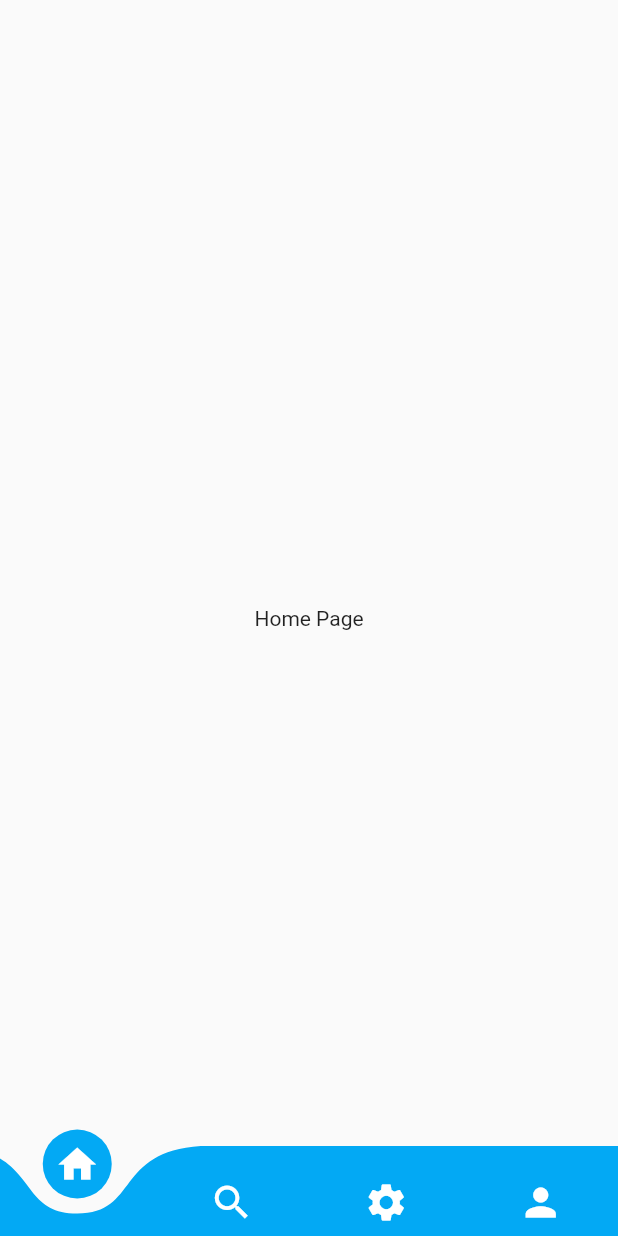
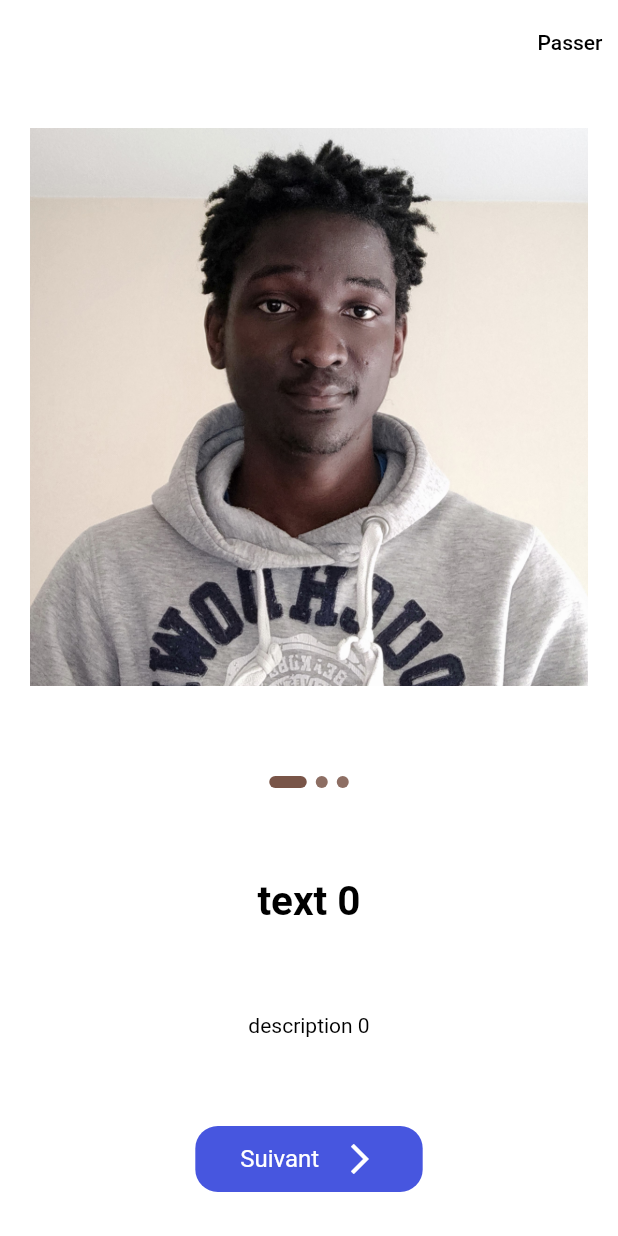
Before and after one commit to essengogroup/touri-touri, a Flutter app: the screen it shows after launch, on a phone screen of 412 x 824 dp. Run offline on Flutter 3.47's test engine with Material 2 defaults, Android fonts, the phone set to English and light mode, and no system bars; drawn by our look-alikes of curved_navigation_bar; our stand-ins replace animated_splash_screen, shared_preferences.

Commit message:
ajout du onboard avec gestion des préferences

```diff
--- a/lib/main.dart
+++ b/lib/main.dart
@@ -1,8 +1,19 @@
 import 'package:animated_splash_screen/animated_splash_screen.dart';
 import 'package:flutter/material.dart';
+import 'package:flutter/services.dart';
+import 'package:shared_preferences/shared_preferences.dart';
 import 'package:touritouri/screens/index.dart';
+import 'package:touritouri/screens/onboarding/onboarding_page.dart';
 
-void main() {
+int ? isViewed;
+void main() async{
+  //Cette ligne permet de changer le style de la barre au dessus de l'appBar
+  SystemChrome.setSystemUIOverlayStyle(
+    SystemUiOverlayStyle(statusBarColor: Colors.transparent)
+  );
+  WidgetsFlutterBinding.ensureInitialized();
+  SharedPreferences preferences = await SharedPreferences.getInstance();
+  isViewed = preferences.getInt("onBoard");
   runApp(const MyApp());
 }
 
@@ -33,7 +44,7 @@ class MyApp extends StatelessWidget {
               ),
             ],
           ),
-          nextScreen: const Index(),
+          nextScreen: isViewed != 0 ? Onboard() : Index(),
           splashTransition: SplashTransition.fadeTransition,
           backgroundColor: Colors.blue
       )
--- /dev/null
+++ b/lib/models/onboard/onboard_model.dart
@@ -0,0 +1,19 @@
+import 'package:flutter/material.dart';
+
+class OnboardModel{
+  late String image, text, description;
+  late Color background, button;
+
+  OnboardModel({
+    required this.image,
+    required this.text,
+    required this.description,
+    required this.background,
+    required this.button});
+}
+
+List<OnboardModel> screens = <OnboardModel>[
+  OnboardModel(image: "assets/images/web.jpg", text: "text 0", description: "description 0", background: Colors.white, button: Color(0xFF4756DF)),
+  OnboardModel(image: "assets/images/web.jpg", text: "text 1", description: "description 1", background: Colors.white, button: Color(0xFF4756DF)),
+  OnboardModel(image: "assets/images/web.jpg", text: "text 2", description: "description 2", background: Colors.white, button: Color(0xFF4756DF)),
+];
--- a/lib/screens/onboarding/onboarding_page.dart
+++ b/lib/screens/onboarding/onboarding_page.dart
@@ -0,0 +1,159 @@
+import 'package:flutter/material.dart';
+import 'package:shared_preferences/shared_preferences.dart';
+import 'package:touritouri/models/onboard/onboard_model.dart';
+import 'package:touritouri/screens/index.dart';
+import 'package:touritouri/utils/constant.dart';
+
+class Onboard extends StatefulWidget {
+  const Onboard({Key? key}) : super(key: key);
+
+  @override
+  _OnboardState createState() => _OnboardState();
+}
+
+class _OnboardState extends State<Onboard> {
+  int currentIndex = 0;
+  late PageController _pageController;
+
+  @override
+  void initState() {
+    _pageController=PageController(initialPage: 0);
+    super.initState();
+  }
+
+
+  @override
+  void dispose() {
+    _pageController.dispose();
+    super.dispose();
+  }
+
+  _storeOnboardInfo() async{
+    int isViewed =0;
+    SharedPreferences preferences = await SharedPreferences.getInstance();
+    await preferences.setInt("onBoard", isViewed);
+  }
+
+  @override
+  Widget build(BuildContext context) {
+    return Scaffold(
+      backgroundColor: currentIndex %2 == 0 ? Kwhite : Kblue,
+      appBar: AppBar(
+        backgroundColor: currentIndex %2 == 0 ? Kwhite : Kblue,
+        elevation: 0,
+        actions: [
+          TextButton(onPressed: () async {
+            await _storeOnboardInfo();
+            Navigator.pushReplacement(context, MaterialPageRoute(builder: (context) => Index()));
+
+          }, child: Text("Passer",style:TextStyle(
+            color: currentIndex %2 == 0 ? Kblack : Kwhite,
+          ),))
+        ],
+      ),
+      body: Padding(
+        padding: EdgeInsets.symmetric(horizontal: 20.0),
+        child: PageView.builder(
+          itemCount: screens.length,
+          controller: _pageController,
+          physics: NeverScrollableScrollPhysics(),
+          onPageChanged: (int index) {
+            setState(() {
+              currentIndex = index;
+            });
+          },
+          itemBuilder: (context, index) {
+            return Column(
+              mainAxisAlignment: MainAxisAlignment.spaceAround,
+              crossAxisAlignment: CrossAxisAlignment.center,
+              mainAxisSize: MainAxisSize.min,
+              children: [
+                Image.asset(screens[index].image),
+                Container(
+                    height: 10.0,
+                    child: ListView.builder(
+                      itemCount: screens.length,
+                      shrinkWrap: true,
+                      scrollDirection: Axis.horizontal,
+                      itemBuilder: (context, index) {
+                        return Row(
+                          mainAxisAlignment: MainAxisAlignment.center,
+                          children: [
+                            Container(
+                              margin: EdgeInsets.symmetric(horizontal: 3.0),
+                              width: currentIndex == index ? 25.0 : 8.0,
+                              height: 8.0,
+                              decoration: BoxDecoration(
+                                color: currentIndex == index ? Kbrown : Kbrown300,
+                                borderRadius: BorderRadius.circular(10.0),
+                              ),
+                            )
+                          ],
+                        );
+                      },
+                    )
+                ),
+                Text(
+                    screens[index].text,
+                    textAlign: TextAlign.center,
+                    style:TextStyle(
+                      fontSize: 27.0,
+                      fontWeight: FontWeight.bold,
+                      color: index %2 == 0 ? Kblack : Kwhite,
+                    )
+                ),
+                Text(
+                  screens[index].description,
+                  textAlign: TextAlign.center,
+                  style: TextStyle(
+                    fontSize: 14.0,
+                    color: index %2 == 0 ? Kblack : Kwhite,
+                  ),
+                ),
+                InkWell(
+                  onTap: () async{
+                    if (index == screens.length - 1){
+                      await _storeOnboardInfo();
+                      Navigator.pushReplacement(context,
+                          MaterialPageRoute(builder: (context) =>Index())
+                      );
+                    }
+
+                    _pageController.nextPage(duration: Duration(milliseconds: 300),
+                        curve: Curves.decelerate);
+                  },
+                  child: Container(
+                    padding: EdgeInsets.symmetric(
+                        horizontal: 30.0, vertical: 10.0
+                    ),
+                    decoration: BoxDecoration(
+                        color: index %2 == 0 ? Kblue : Kwhite,
+                        borderRadius: BorderRadius.circular(15.0)
+                    ),
+                    child: Row(
+                      mainAxisSize: MainAxisSize.min,
+                      children: [
+                        Text("Suivant",
+                          style: TextStyle(
+                              fontSize: 16.0,
+                              color:  index %2 == 0 ? Kwhite : Kblue
+                          ),
+                        ),
+                        SizedBox(
+                          width: 15.0,
+                        ),
+                        Icon(
+                          Icons.arrow_forward_ios,
+                          color: index %2 == 0 ? Kwhite : Kblue,
+                        )
+                      ],
+                    ),
+                  ),
+                )
+              ],
+            );
+          },),
+      ),
+    );
+  }
+}
--- /dev/null
+++ b/lib/utils/constant.dart
@@ -0,0 +1,8 @@
+import 'package:flutter/material.dart';
+
+Color Kblue = const Color(0xFF4756DF);
+Color Kwhite = const Color(0xFFFFFFFF);
+Color Kblack = const Color(0xFF000000);
+Color Kbrown = const Color(0xFF795548);
+Color Kbrown300 = const Color(0xFF8D6E63);
+Color Kgrey = const Color(0xFFC0C0C0);
--- a/pubspec.yaml
+++ b/pubspec.yaml
@@ -15,6 +15,7 @@ dependencies:
   cupertino_icons: ^1.0.2
   curved_navigation_bar: ^1.0.1
   animated_splash_screen: ^1.1.0
+  shared_preferences: ^2.0.8
 
 dev_dependencies:
   flutter_test:
@@ -28,7 +29,7 @@ flutter:
 
 
   assets:
-    - assets/
+    - assets/images/web.jpg
 
   # fonts:
   #   - family: Schyler
```
Also changed, not shown: assets/images/web.jpg (added), pubspec.lock, 3 other files.
